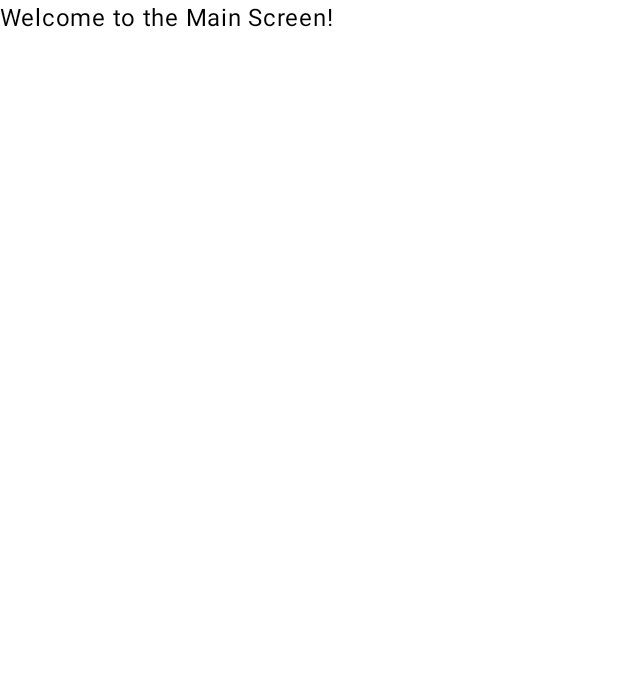
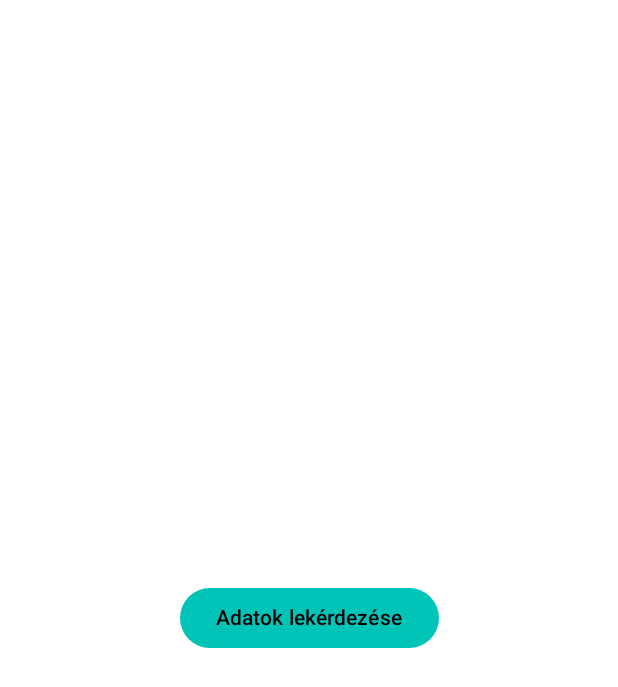
Before and after one commit to NorbertDerHorvath/Id, an Android app built with Jetpack Compose: the MainScreen screen opened through its navigation route, on a phone screen of 412 x 824 dp. Shown: the top 687 px of the screen. Run offline under Robolectric (Android 15) with nearby library versions, the phone set to English and light mode, and no system bars; our stand-ins replace Dagger/Hilt's generated code; network calls fail.

Commit message:
tiszta lap

```diff
--- a/app/src/main/java/com/example/id/ui/main/MainScreen.kt
+++ b/app/src/main/java/com/example/id/ui/main/MainScreen.kt
@@ -1,21 +1,34 @@
 package com.example.id.ui.main
 
+import androidx.compose.foundation.layout.Arrangement
 import androidx.compose.foundation.layout.Column
 import androidx.compose.foundation.layout.fillMaxSize
+import androidx.compose.material3.Button
 import androidx.compose.material3.MaterialTheme
 import androidx.compose.material3.Surface
 import androidx.compose.material3.Text
 import androidx.compose.runtime.Composable
+import androidx.compose.ui.Alignment
 import androidx.compose.ui.Modifier
+import androidx.hilt.navigation.compose.hiltViewModel
+import com.example.id.viewmodel.MainViewModel
 
 @Composable
-fun MainScreen() {
+fun MainScreen(
+    viewModel: MainViewModel = hiltViewModel()
+) {
     Surface(
         modifier = Modifier.fillMaxSize(),
         color = MaterialTheme.colorScheme.background
     ) {
-        Column {
-            Text("Welcome to the Main Screen!")
+        Column(
+            modifier = Modifier.fillMaxSize(),
+            verticalArrangement = Arrangement.Center,
+            horizontalAlignment = Alignment.CenterHorizontally
+        ) {
+            Button(onClick = { viewModel.fetchData() }) {
+                Text("Adatok lekérdezése")
+            }
         }
     }
 }
--- a/app/src/main/java/com/example/id/viewmodel/MainViewModel.kt
+++ b/app/src/main/java/com/example/id/viewmodel/MainViewModel.kt
@@ -234,6 +234,8 @@ class MainViewModel @Inject constructor(
         }
     }
 
+    fun fetchData() {}
+
     fun formatDuration(millis: Long): String {
         val hours = TimeUnit.MILLISECONDS.toHours(millis)
         val minutes = TimeUnit.MILLISECONDS.toMinutes(millis) % 60
```
Also changed, not shown: app/src/main/java/com/example/id/data/AppDatabase.kt (+35 -0 lines), 2 other files.
